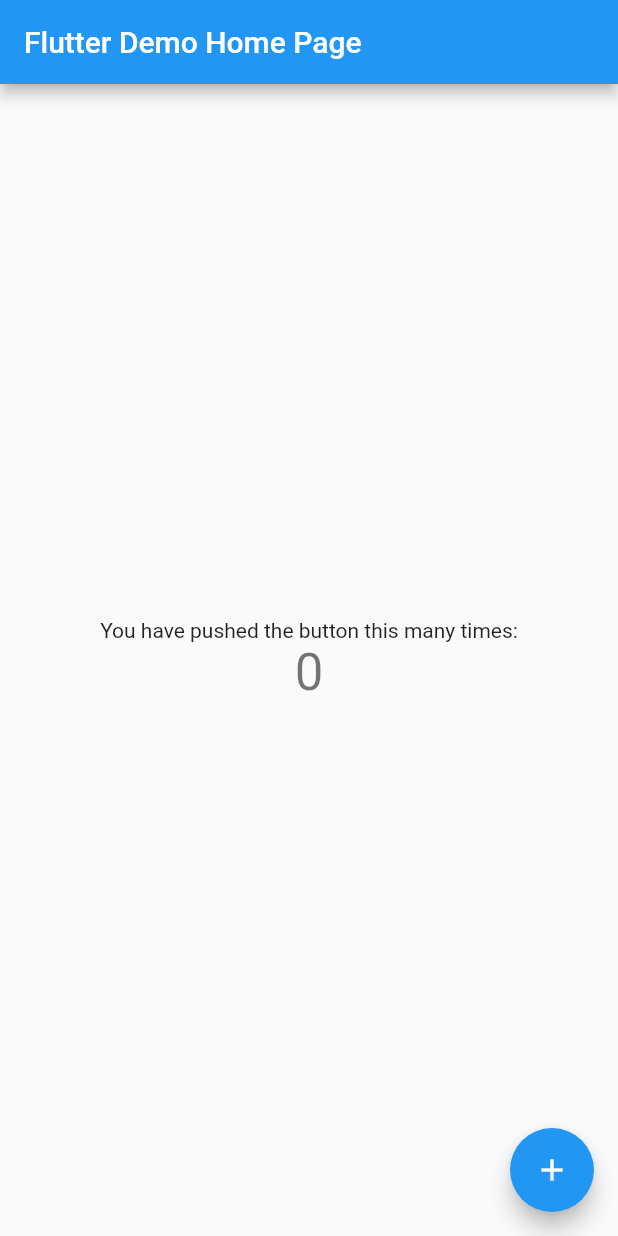
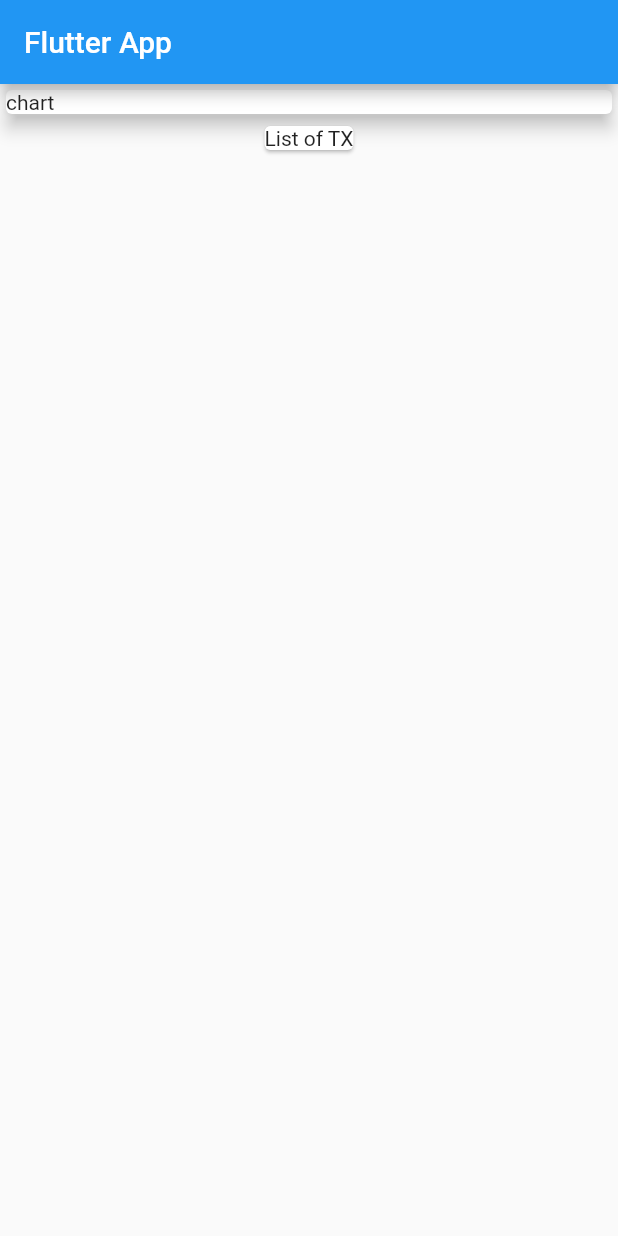
Before and after one commit to mohamedkuch/MyWalletApp, a Flutter app: the screen it shows after launch, on a phone screen of 412 x 824 dp. Run offline on Flutter 3.47's test engine with Material 2 defaults, Android fonts, the phone set to English and light mode, and no system bars.

Commit message:
finish 70th Lesson

```diff
--- a/expense_app/lib/main.dart
+++ b/expense_app/lib/main.dart
@@ -3,109 +3,35 @@ import 'package:flutter/material.dart';
 void main() => runApp(MyApp());
 
 class MyApp extends StatelessWidget {
-  // This widget is the root of your application.
   @override
   Widget build(BuildContext context) {
     return MaterialApp(
-      title: 'Flutter Demo',
-      theme: ThemeData(
-        // This is the theme of your application.
-        //
-        // Try running your application with "flutter run". You'll see the
-        // application has a blue toolbar. Then, without quitting the app, try
-        // changing the primarySwatch below to Colors.green and then invoke
-        // "hot reload" (press "r" in the console where you ran "flutter run",
-        // or simply save your changes to "hot reload" in a Flutter IDE).
-        // Notice that the counter didn't reset back to zero; the application
-        // is not restarted.
-        primarySwatch: Colors.blue,
-      ),
-      home: MyHomePage(title: 'Flutter Demo Home Page'),
+      title: 'Flutter App',
+      home: MyHomePage(),
     );
   }
 }
 
-class MyHomePage extends StatefulWidget {
-  MyHomePage({Key key, this.title}) : super(key: key);
-
-  // This widget is the home page of your application. It is stateful, meaning
-  // that it has a State object (defined below) that contains fields that affect
-  // how it looks.
-
-  // This class is the configuration for the state. It holds the values (in this
-  // case the title) provided by the parent (in this case the App widget) and
-  // used by the build method of the State. Fields in a Widget subclass are
-  // always marked "final".
-
-  final String title;
-
-  @override
-  _MyHomePageState createState() => _MyHomePageState();
-}
-
-class _MyHomePageState extends State<MyHomePage> {
-  int _counter = 0;
-
-  void _incrementCounter() {
-    setState(() {
-      // This call to setState tells the Flutter framework that something has
-      // changed in this State, which causes it to rerun the build method below
-      // so that the display can reflect the updated values. If we changed
-      // _counter without calling setState(), then the build method would not be
-      // called again, and so nothing would appear to happen.
-      _counter++;
-    });
-  }
-
+class MyHomePage extends StatelessWidget {
   @override
   Widget build(BuildContext context) {
-    // This method is rerun every time setState is called, for instance as done
-    // by the _incrementCounter method above.
-    //
-    // The Flutter framework has been optimized to make rerunning build methods
-    // fast, so that you can just rebuild anything that needs updating rather
-    // than having to individually change instances of widgets.
     return Scaffold(
-      appBar: AppBar(
-        // Here we take the value from the MyHomePage object that was created by
-        // the App.build method, and use it to set our appbar title.
-        title: Text(widget.title),
-      ),
-      body: Center(
-        // Center is a layout widget. It takes a single child and positions it
-        // in the middle of the parent.
-        child: Column(
-          // Column is also a layout widget. It takes a list of children and
-          // arranges them vertically. By default, it sizes itself to fit its
-          // children horizontally, and tries to be as tall as its parent.
-          //
-          // Invoke "debug painting" (press "p" in the console, choose the
-          // "Toggle Debug Paint" action from the Flutter Inspector in Android
-          // Studio, or the "Toggle Debug Paint" command in Visual Studio Code)
-          // to see the wireframe for each widget.
-          //
-          // Column has various properties to control how it sizes itself and
-          // how it positions its children. Here we use mainAxisAlignment to
-          // center the children vertically; the main axis here is the vertical
-          // axis because Columns are vertical (the cross axis would be
-          // horizontal).
-          mainAxisAlignment: MainAxisAlignment.center,
+        appBar: AppBar(
+          title: Text('Flutter App'),
+        ),
+        body: Column(
           children: <Widget>[
-            Text(
-              'You have pushed the button this many times:',
+            Container(
+              width: double.infinity,
+              child: Card(
+                child: Text('chart'),
+                elevation: 5,
+              ),
             ),
-            Text(
-              '$_counter',
-              style: Theme.of(context).textTheme.display1,
-            ),
+            Card(
+              child: Text('List of TX'),
+            )
           ],
-        ),
-      ),
-      floatingActionButton: FloatingActionButton(
-        onPressed: _incrementCounter,
-        tooltip: 'Increment',
-        child: Icon(Icons.add),
-      ), // This trailing comma makes auto-formatting nicer for build methods.
-    );
+        ));
   }
 }
```
